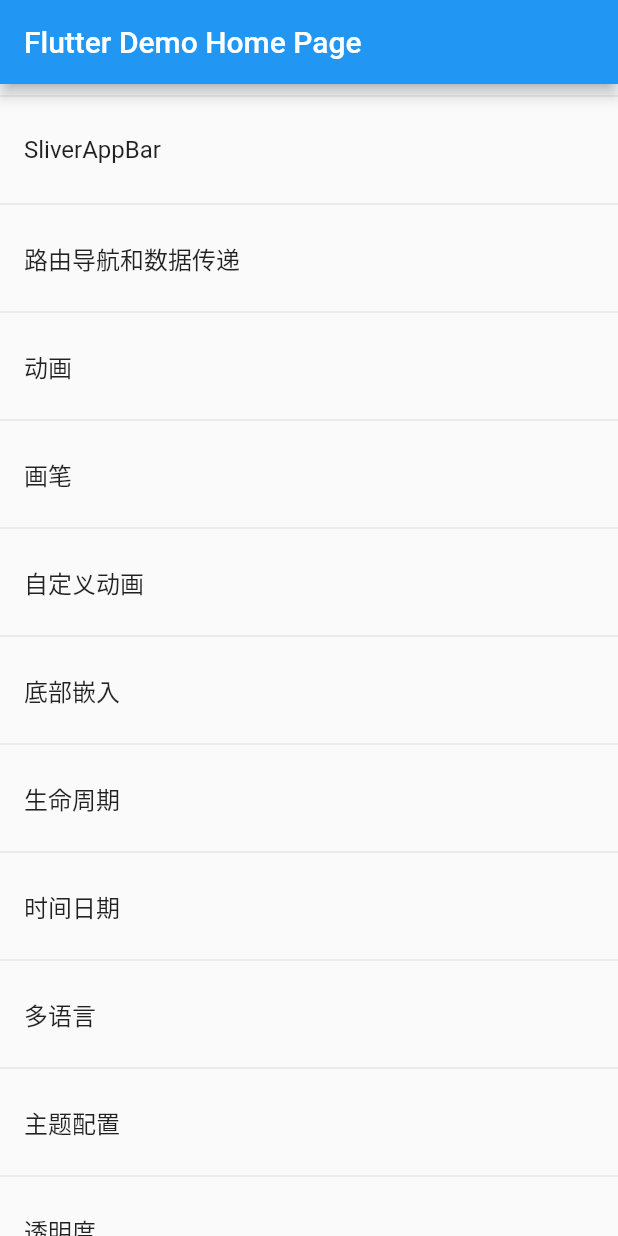
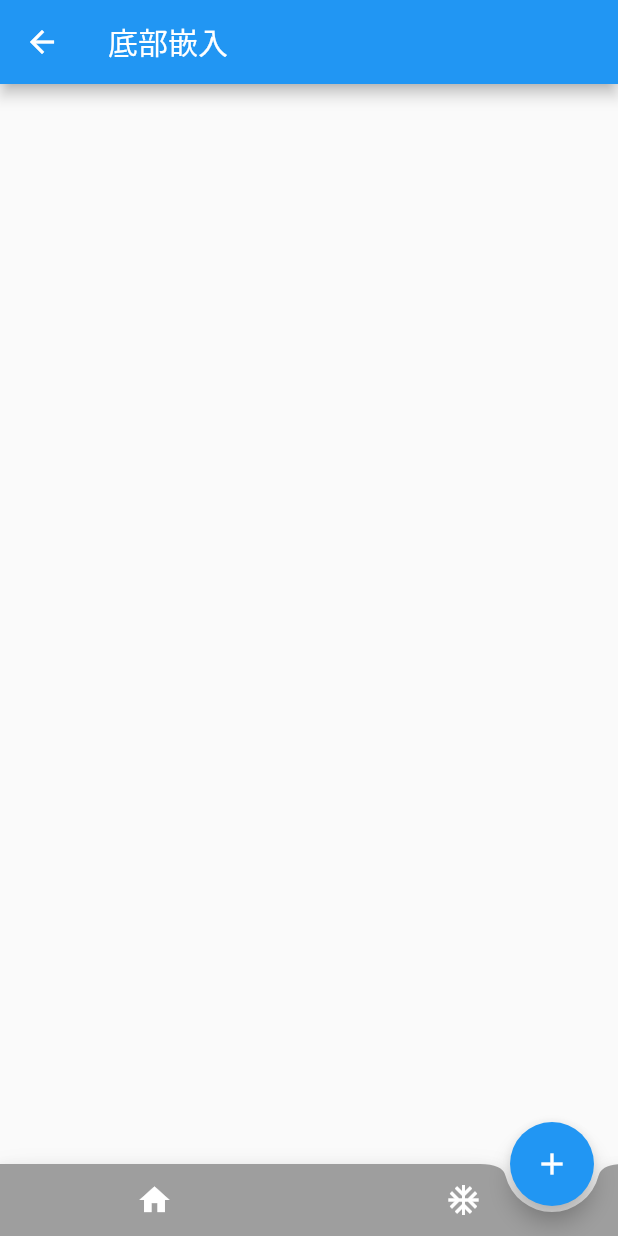
Before and after one commit to NinoWang01/gitftest1, a Flutter app: the screen it shows after launch, scrolled down 1152 dp, after a tap on "底部嵌入", on a phone screen of 412 x 824 dp. Run offline on Flutter 3.47's test engine with Material 2 defaults, Android fonts, the phone set to English and light mode, and no system bars; our stand-ins replace dio, shared_preferences, sqflite; accounts and stored records are empty.

```diff
--- a/lib/main.dart
+++ b/lib/main.dart
@@ -11,6 +11,8 @@ import 'package:gitftest1/page18/Page18.dart';
 import 'package:gitftest1/page18/Page18_1.dart';
 import 'package:gitftest1/page19/Page19.dart';
 import 'package:gitftest1/page2/Page2.dart';
+import 'package:gitftest1/page20/Page20.dart';
+import 'package:gitftest1/page21/Page21.dart';
 import 'package:gitftest1/page3/Page3.dart';
 import 'package:gitftest1/page4/Page4.dart';
 import 'package:gitftest1/page5/Page5.dart';
@@ -234,17 +236,20 @@ class _MyHomePageState extends State<MyHomePage> {
           new Divider(),
           new ListTile(
             title: new Text("画笔"),
-            onTap: () {},
-          ),
-          new Divider(),
-          new ListTile(
-            title: new Text("自定义动画"),
-            onTap: () {},
+            onTap: () {
+              Navigator.of(context).push(MaterialPageRoute(builder: (context) {
+                return Page20();
+              }));
+            },
           ),
           new Divider(),
           new ListTile(
             title: new Text("底部嵌入"),
-            onTap: () {},
+            onTap: () {
+              Navigator.of(context).push(MaterialPageRoute(builder: (context) {
+                return Page21();
+              }));
+            },
           ),
           new Divider(),
           new ListTile(
@@ -299,7 +304,7 @@ class _MyHomePageState extends State<MyHomePage> {
           ),
           new Divider(),
           new ListTile(
-            title: new Text("插件2"),
+            title: new Text("插件2-视频播放"),
             onTap: () {},
           ),
           new Divider(),
--- /dev/null
+++ b/lib/page21/Page21.dart
@@ -0,0 +1,40 @@
+import 'package:flutter/material.dart';
+
+class Page21 extends StatelessWidget {
+  @override
+  Widget build(BuildContext context) {
+    // TODO: implement build
+    return Scaffold(
+      appBar: AppBar(
+        title: Text('底部嵌入'),
+      ),
+      floatingActionButton: FloatingActionButton(
+        onPressed: () {},
+        child: Icon(
+          Icons.add,
+        ),
+      ),
+      floatingActionButtonLocation: FloatingActionButtonLocation.endDocked,
+      bottomNavigationBar: BottomAppBar(
+        color: Colors.grey,
+        shape: CircularNotchedRectangle(),
+        child: Row(
+          mainAxisSize: MainAxisSize.max,
+          mainAxisAlignment: MainAxisAlignment.spaceAround,
+          children: <Widget>[
+            IconButton(
+              icon: Icon(Icons.home),
+              color: Colors.white,
+              onPressed: () {},
+            ),
+            IconButton(
+              icon: Icon(Icons.ac_unit),
+              color: Colors.white,
+              onPressed: () {},
+            ),
+          ],
+        ),
+      ),
+    );
+  }
+}
```
Also changed, not shown: lib/page19/Page19.dart (+93 -20 lines), lib/page19/Page19_2.dart (added, +54 -0 lines), lib/page19/Page19_3.dart (added, +26 -0 lines), lib/page20/Page20.dart (+33 -0 lines).
